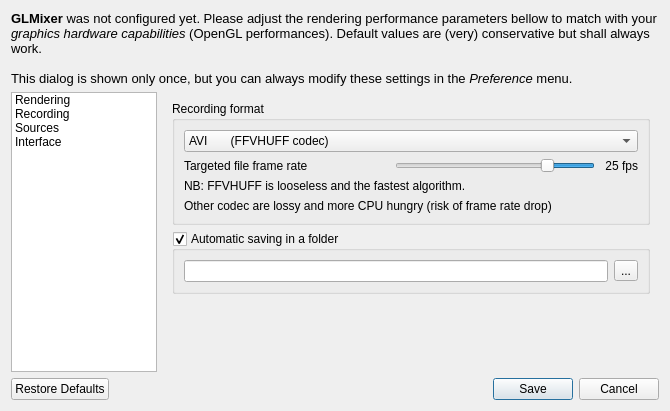
Old version of the form src/UserPreferencesDialog.ui in the repository markus-wa/glmixer-mirror.
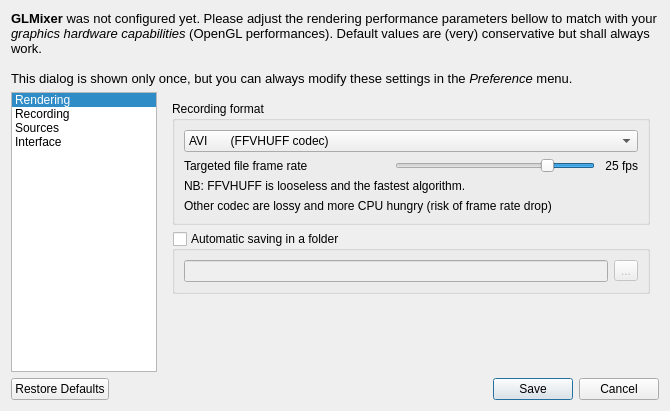
New version of the form. The open tabs and pages were chosen to show the change. Icons and pictures are not drawn. Custom widgets are drawn as their Qt base class.

Commit message: Bug prevent : avoid recording free aspect ratio, and disable items in available session switching widget which are of a different aspect ratio than the currently recording session. Setup default preference to disabled automatic saving to folder.

Patch:
```diff
--- a/src/UserPreferencesDialog.ui
+++ b/src/UserPreferencesDialog.ui
@@ -51,7 +51,7 @@
       <bool>false</bool>
      </property>
      <property name="currentRow">
-      <number>-1</number>
+      <number>0</number>
      </property>
      <item>
       <property name="text">
@@ -594,7 +594,7 @@
           <bool>true</bool>
          </property>
          <property name="checked">
-          <bool>true</bool>
+          <bool>false</bool>
          </property>
          <layout class="QHBoxLayout" name="horizontalLayout_2">
           <item>
```
Left out of the diff: 2 changed lines with no effect on the pictures. The commit also changes 5 other files.
